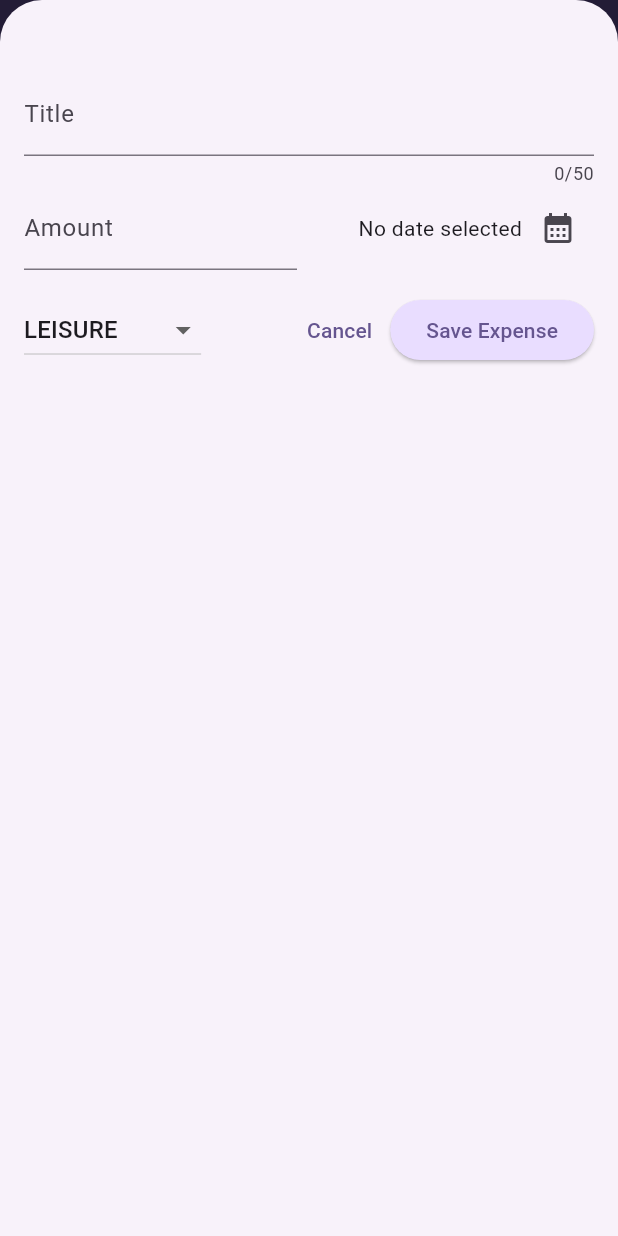
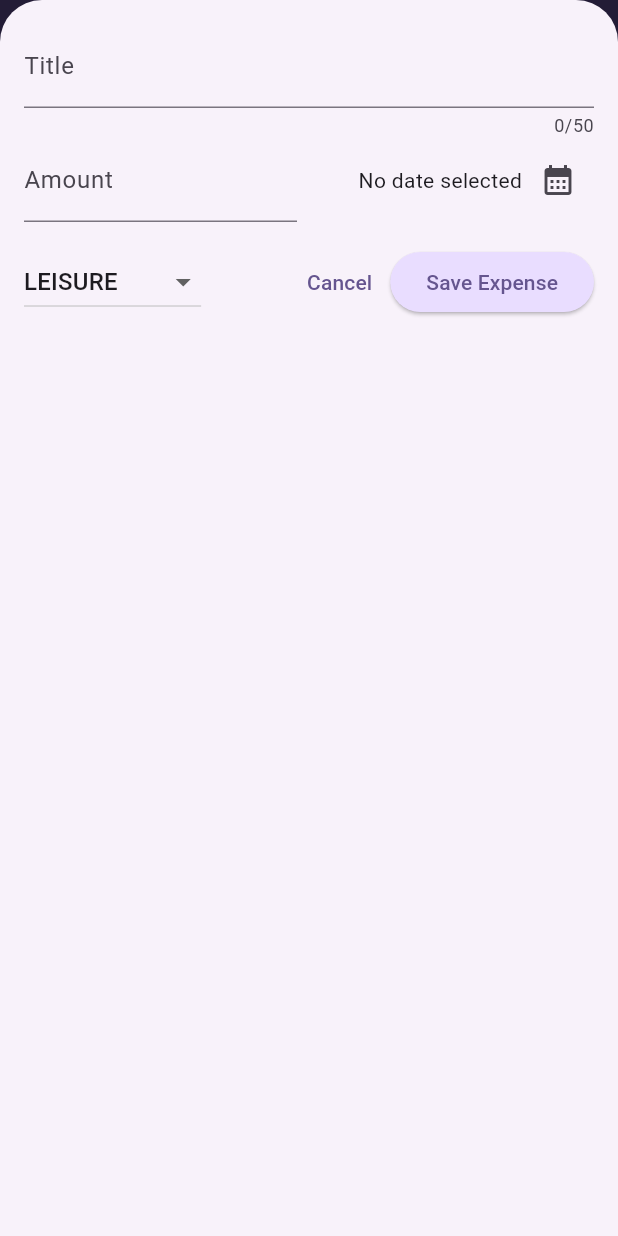
Before and after one commit to yaroslavsolokha/expense_tracker, a Flutter app: the screen it shows after launch, after a tap on the "add" icon, on a phone screen of 412 x 824 dp. Run offline on Flutter 3.47's test engine with Material 3 defaults, Android fonts, the phone set to English and light mode, and no system bars.

Commit message:
implementing responsines

```diff
--- a/lib/widgets/expenses.dart
+++ b/lib/widgets/expenses.dart
@@ -37,6 +37,7 @@ class _ExpensesState extends State<Expenses> {
 
   void _openAddExpenseOverlay() {
     showModalBottomSheet(
+      useSafeArea: true,
       isScrollControlled: true,
       context: context,
       builder: (ctx) => NewExpense(
@@ -77,6 +78,8 @@ class _ExpensesState extends State<Expenses> {
 
   @override
   Widget build(BuildContext context) {
+    final width = MediaQuery.of(context).size.width;
+
     Widget mainContent = const Center(
       child: Text('No expenses found. Start adding some...'),
     );
@@ -98,12 +101,17 @@ class _ExpensesState extends State<Expenses> {
           )
         ],
       ),
-      body: Column(
-        children: [
-          Chart(expenses: _reqisteredExpenses),
-          Expanded(child: mainContent),
-        ],
-      ),
+      body: width < 600
+          ? Column(
+              children: [
+                Chart(expenses: _reqisteredExpenses),
+                Expanded(child: mainContent),
+              ],
+            )
+          : Row(children: [
+              Expanded(child: Chart(expenses: _reqisteredExpenses)),
+              Expanded(child: mainContent),
+            ]),
     );
   }
 }
--- a/lib/widgets/new_expense.dart
+++ b/lib/widgets/new_expense.dart
@@ -83,7 +83,7 @@ class _NewExpenseState extends State<NewExpense> {
   @override
   Widget build(BuildContext context) {
     return Padding(
-      padding: const EdgeInsets.fromLTRB(16, 48, 16, 16),
+      padding: const EdgeInsets.fromLTRB(16, 16, 16, 16),
       child: Column(
         children: [
           TextField(
```
